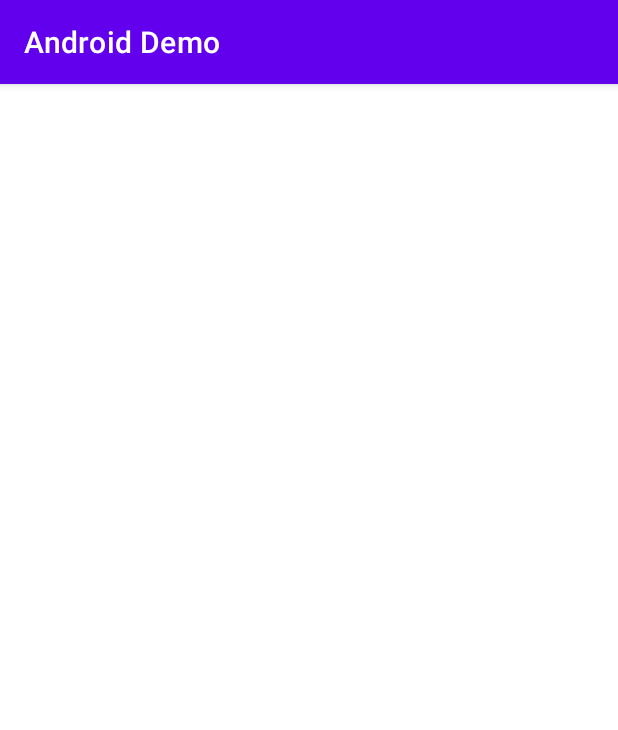
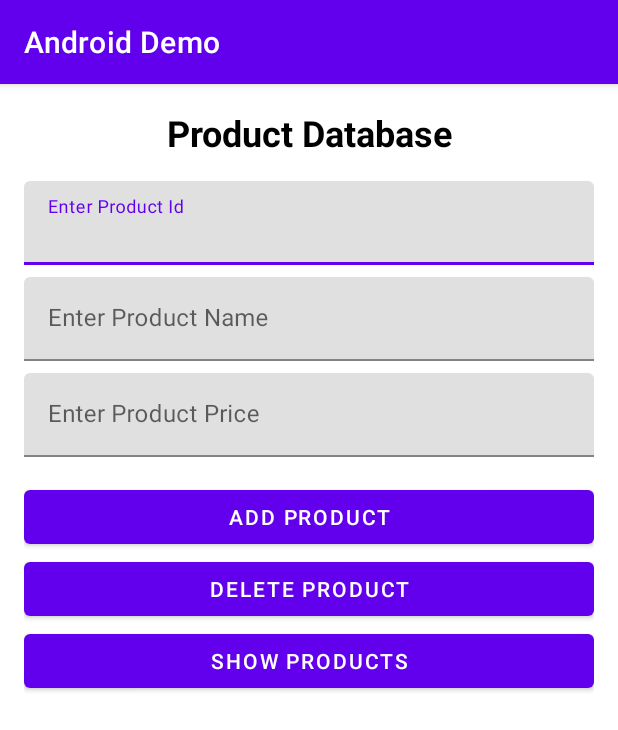
Before and after one commit to NiteshD1/AndroidConceptWithKotlin, an Android app: the screen it shows after launch (MainActivity), on a phone screen of 412 x 824 dp. Shown: the top 730 px of the screen. Run offline under Robolectric (Android 15) with nearby library versions, the light colour scheme and no system bars; our stand-ins replace Room's generated code, Timber; libraries missing offline, so code that uses them is left out: com.karumi.dexter.

Commit message:
Changes Done

```diff
--- /dev/null
+++ b/app/src/main/java/com/android/concept/db/room/ProductDao.kt
@@ -0,0 +1,24 @@
+package com.android.concept.db.room
+
+import androidx.room.*
+import com.android.concept.models.Product
+
+@Dao
+interface ProductDao {
+
+    @Insert(onConflict = OnConflictStrategy.REPLACE)
+    suspend fun upsert(product: Product)
+
+    @Delete
+    suspend fun delete(product: Product)
+
+    @Query("SELECT * FROM products")
+    suspend fun getAllProductData() : MutableList<Product>
+
+    @Query("DELETE FROM products")
+    suspend fun deleteAll()
+
+    @Query("DELETE FROM products WHERE id = :productId")
+    suspend fun deleteById(productId: Int)
+
+}
--- /dev/null
+++ b/app/src/main/java/com/android/concept/db/room/ProductDatabase.kt
@@ -0,0 +1,36 @@
+package com.android.concept.db.room
+
+import androidx.room.Database
+import androidx.room.Room
+import androidx.room.RoomDatabase
+import com.android.concept.MainApplication
+import com.android.concept.models.Product
+
+@Database(
+    entities = [Product::class],
+    version = 1
+)
+abstract class ProductDatabase : RoomDatabase() {
+
+    abstract fun getProductDao(): ProductDao
+
+    companion object{
+        private var instance : ProductDatabase? = null
+
+        fun getInstance() : ProductDatabase? {
+            return instance?: createDatabaseAndGetInstance()
+        }
+
+        private fun createDatabaseAndGetInstance(): ProductDatabase? {
+
+            instance = Room.databaseBuilder(
+                MainApplication.appContext,
+                ProductDatabase::class.java,
+                "product_db"
+            ).build()
+            return instance
+        }
+
+    }
+
+}
--- a/app/src/main/res/layout/activity_main.xml
+++ b/app/src/main/res/layout/activity_main.xml
@@ -1,25 +1,28 @@
 <?xml version="1.0" encoding="utf-8"?>
-<ScrollView xmlns:android="http://schemas.android.com/apk/res/android"
+
+<androidx.constraintlayout.widget.ConstraintLayout xmlns:android="http://schemas.android.com/apk/res/android"
     xmlns:app="http://schemas.android.com/apk/res-auto"
     xmlns:tools="http://schemas.android.com/tools"
+    android:id="@+id/drawer_layout"
     android:layout_width="match_parent"
     android:layout_height="match_parent"
-    android:id="@+id/drawer_layout"
-    android:background="@color/light_grey"
     tools:context=".MainActivity">
 
-    <LinearLayout
-        android:id="@+id/linearLayout"
+    <ScrollView
         android:layout_width="match_parent"
-        android:layout_height="wrap_content"
-        android:layout_margin="16dp"
-        android:orientation="vertical"
-        android:layout_gravity="center"
+        android:layout_height="0dp"
         app:layout_constraintBottom_toBottomOf="parent"
         app:layout_constraintEnd_toEndOf="parent"
         app:layout_constraintStart_toStartOf="parent"
         app:layout_constraintTop_toTopOf="parent"
         app:layout_constraintVertical_bias="0.49">
+
+        <LinearLayout
+            android:id="@+id/linearLayout"
+            android:layout_width="match_parent"
+            android:layout_height="match_parent"
+            android:layout_marginHorizontal="16dp"
+            android:orientation="vertical">
 
             <TextView
                 android:layout_width="match_parent"
@@ -112,5 +115,8 @@
                 android:layout_height="400dp" />
         </LinearLayout>
 
+    </ScrollView>
 
-</ScrollView>
+
+
+</androidx.constraintlayout.widget.ConstraintLayout>
```
Also changed, not shown: app/build.gradle (+10 -0 lines), app/src/main/java/com/android/concept/MainActivity.kt (+61 -0 lines), app/src/main/java/com/android/concept/models/Product.kt (added, +12 -0 lines). Lines whose indentation alone changed are shown as unchanged.
